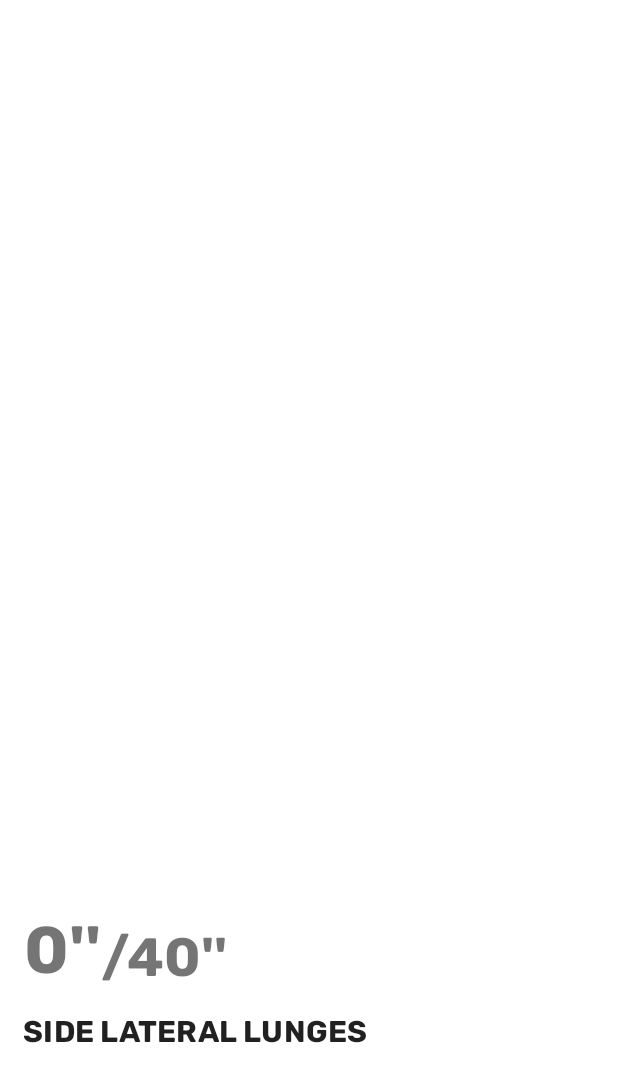
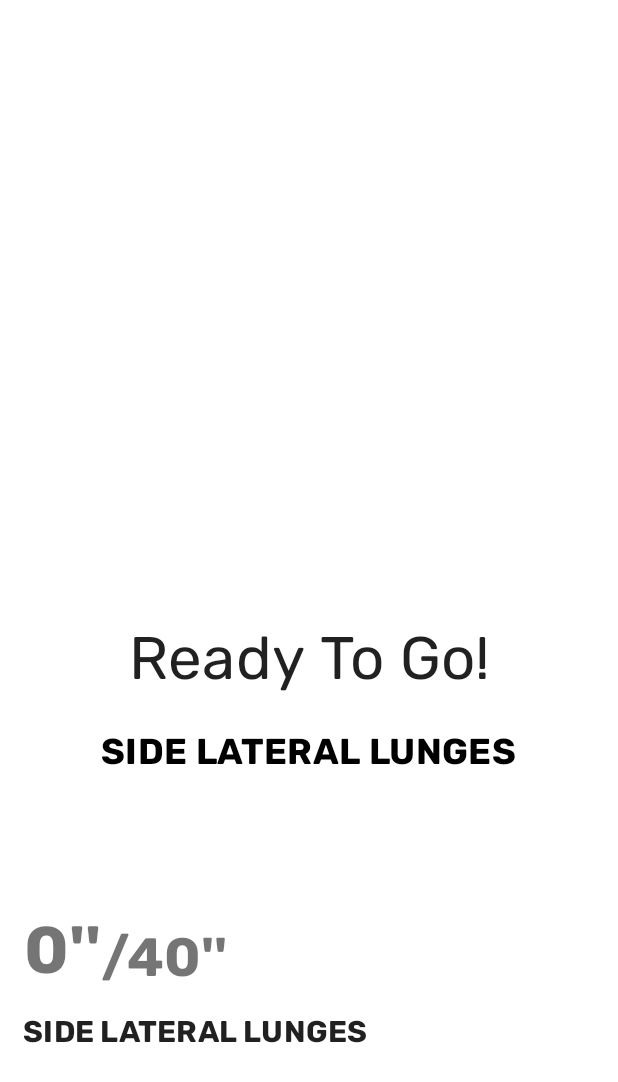
Before and after one commit to chhabrarhea/CarciNoFit, an Android app: the layout fragment_exercise.xml on its own in the app's theme, with its tools: preview values and no code run, on a phone screen of 412 x 824 dp. Shown: the top 1082 px of the screen. Run offline under Robolectric (Android 15) with nearby library versions, the phone set to English and light mode, and no system bars.

Commit message:
fix exercise fragment

```diff
--- a/app/src/main/res/layout/fragment_exercise.xml
+++ b/app/src/main/res/layout/fragment_exercise.xml
@@ -49,19 +49,19 @@
             android:layout_height="wrap_content"
             android:layout_below="@id/gif"
             android:layout_centerHorizontal="true"
+            tools:visibility="visible"
             android:visibility="gone">
 
             <TextView
                 android:id="@+id/header_image_view"
+                style="@style/Body1"
                 android:layout_width="wrap_content"
                 android:layout_height="wrap_content"
                 android:layout_centerHorizontal="true"
                 android:setTextColor="@{routine.color}"
                 android:text="Ready To Go!"
                 android:textAlignment="center"
-                android:textAllCaps="true"
-                android:textSize="40sp"
-                android:textStyle="bold" />
+                android:textSize="40sp" />
 
             <TextView
                 android:id="@+id/title"
@@ -69,12 +69,12 @@
                 android:layout_height="wrap_content"
                 android:layout_below="@id/header_image_view"
                 android:layout_centerHorizontal="true"
-                android:layout_margin="10dp"
+                android:layout_margin="12dp"
                 android:text="@{exercise.name}"
                 android:textAllCaps="true"
                 android:textColor="@color/black"
-                android:textSize="25sp"
-                android:textStyle="bold"
+                android:textSize="24sp"
+                style="@style/Headline1"
                 tools:text="Side Lateral Lunges" />
 
             <RelativeLayout
```
